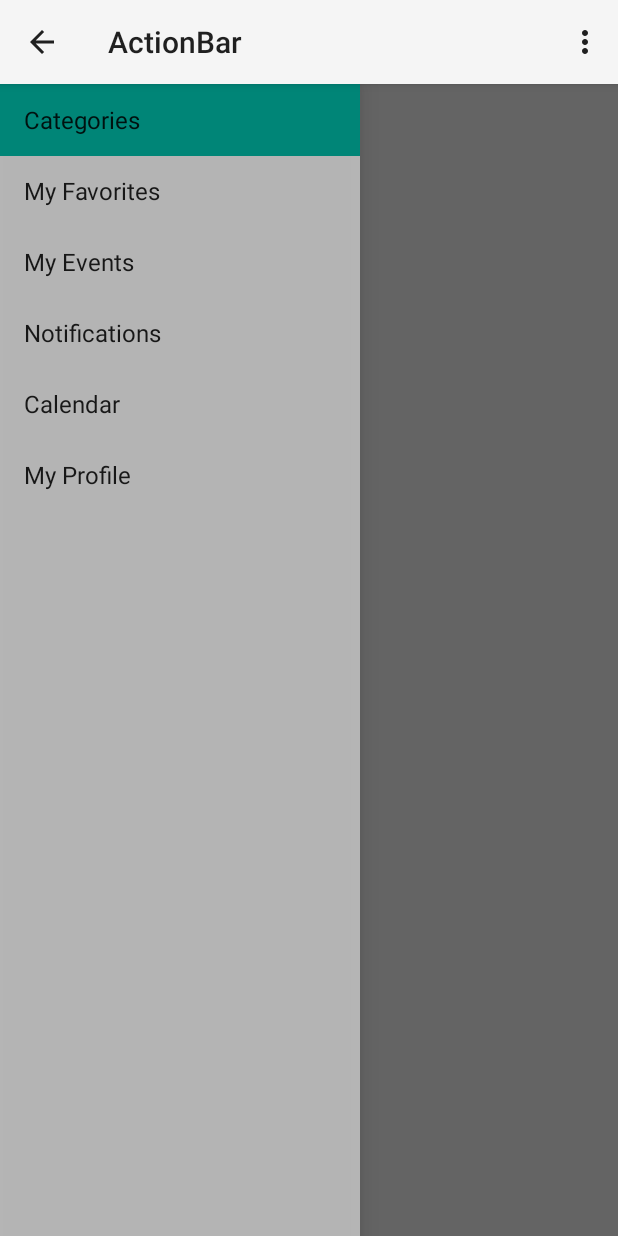
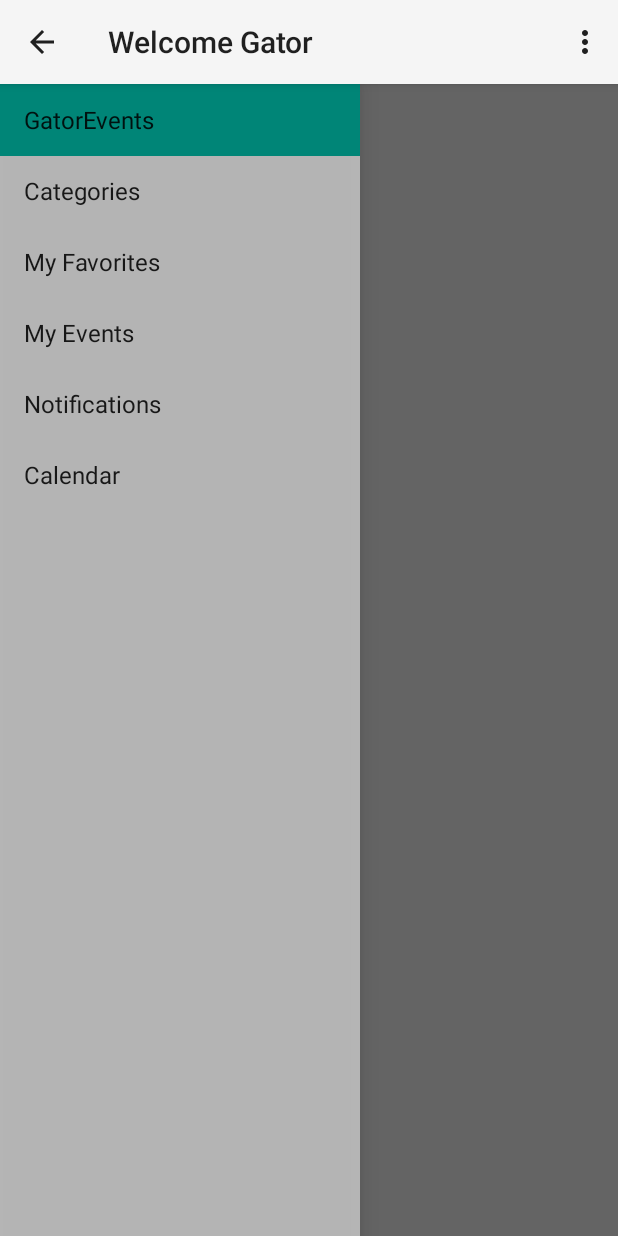
Before and after one commit to gaganthesky/IC3, an Android app: the screen it shows after launch (MainActivity), on a phone screen of 412 x 824 dp. Run offline under Robolectric (Android 15) with nearby library versions, the phone set to English and light mode, and no system bars; 2 statements that could not run were skipped.

Commit message:
Home page except for searching finished
Start doing  navigation now.

```diff
--- a/ActionBar/app/src/main/java/com/seven/actionbar/MainActivity.java
+++ b/ActionBar/app/src/main/java/com/seven/actionbar/MainActivity.java
@@ -55,6 +55,13 @@ public class MainActivity extends Activity
                 .commit();
     }
 
+    @Override
+    public void onStart(){
+        super.onStart();
+        ActionBar actionBar = this.getActionBar();
+        actionBar.setDisplayHomeAsUpEnabled(true);
+    }
+
     public void onSectionAttached(int number) {
         switch (number) {
             case 1:
@@ -99,21 +106,6 @@ public class MainActivity extends Activity
         return super.onCreateOptionsMenu(menu);
     }
 
-    @Override
-    public boolean onOptionsItemSelected(MenuItem item) {
-        // Handle action bar item clicks here. The action bar will
-        // automatically handle clicks on the Home/Up button, so long
-        // as you specify a parent activity in AndroidManifest.xml.
-        int id = item.getItemId();
-
-        //noinspection SimplifiableIfStatement
-        if (id == R.id.action_settings) {
-            return true;
-        }
-
-        return super.onOptionsItemSelected(item);
-    }
-
     /**
      * A placeholder fragment containing a simple view.
      */
@@ -140,8 +132,8 @@ public class MainActivity extends Activity
         }
 
         @Override
-        public View onCreateView(LayoutInflater inflater, ViewGroup container,
-                                 Bundle savedInstanceState) {
+            public View onCreateView(LayoutInflater inflater, ViewGroup container,
+                                     Bundle savedInstanceState) {
             View rootView = inflater.inflate(R.layout.fragment_main, container, false);
             return rootView;
         }
--- a/ActionBar/app/src/main/java/com/seven/actionbar/NavigationDrawerFragment.java
+++ b/ActionBar/app/src/main/java/com/seven/actionbar/NavigationDrawerFragment.java
@@ -250,10 +250,10 @@ public class NavigationDrawerFragment extends Fragment {
             return true;
         }
 
-        if (item.getItemId() == R.id.action_example) {
+        /*if (item.getItemId() == R.id.action_example) {
             Toast.makeText(getActivity(), "Example action.", Toast.LENGTH_SHORT).show();
             return true;
-        }
+        }*/
 
         return super.onOptionsItemSelected(item);
     }
@@ -266,7 +266,7 @@ public class NavigationDrawerFragment extends Fragment {
         ActionBar actionBar = getActionBar();
         actionBar.setDisplayShowTitleEnabled(true);
         actionBar.setNavigationMode(ActionBar.NAVIGATION_MODE_STANDARD);
-        actionBar.setTitle(R.string.app_name);
+        actionBar.setTitle(R.string.home_name);
     }
 
     private ActionBar getActionBar() {
--- a/ActionBar/app/src/main/res/layout/activity_main.xml
+++ b/ActionBar/app/src/main/res/layout/activity_main.xml
@@ -19,6 +19,7 @@
     <fragment android:id="@+id/navigation_drawer"
         android:layout_width="@dimen/navigation_drawer_width" android:layout_height="match_parent"
         android:layout_gravity="start" android:name="com.seven.actionbar.NavigationDrawerFragment"
-        tools:layout="@layout/fragment_navigation_drawer" />
+        tools:layout="@layout/fragment_navigation_drawer"
+        />
 
 </android.support.v4.widget.DrawerLayout>
--- a/ActionBar/app/src/main/res/menu/main.xml
+++ b/ActionBar/app/src/main/res/menu/main.xml
@@ -1,7 +1,4 @@
 <menu xmlns:android="http://schemas.android.com/apk/res/android"
     xmlns:tools="http://schemas.android.com/tools" tools:context=".MainActivity">
-    <item android:id="@+id/action_example" android:title="@string/action_example"
-        android:showAsAction="withText|ifRoom" />
-    <item android:id="@+id/action_settings" android:title="@string/action_settings"
-        android:orderInCategory="100" android:showAsAction="never" />
+
 </menu>
--- a/ActionBar/app/src/main/res/values/strings.xml
+++ b/ActionBar/app/src/main/res/values/strings.xml
@@ -1,17 +1,22 @@
 <resources>
-    <string name="app_name">ActionBar</string>
-
-    <string name="title_section1">Categories</string>
-    <string name="title_section2">My Favorites</string>
-    <string name="title_section3">My Events</string>
-    <string name="title_section4">Notifications</string>
-    <string name="title_section5">Calendar</string>
-    <string name="title_section6">My Profile</string>
+    <string name="app_name">GatorEvents</string>
+    <string name="home_name">Welcome Gator</string>
+    <string name="title_section1">
+        GatorEvents
+    </string>
+    <string name="title_section2">
+        Categories
+    </string>
+    <string name="title_section3">My Favorites</string>
+    <string name="title_section4">My Events</string>
+    <string name="title_section5">Notifications</string>
+    <string name="title_section6">Calendar</string>
+    <string name="title_section7">My Profile</string>
 
     <string name="navigation_drawer_open">Open navigation drawer</string>
     <string name="navigation_drawer_close">Close navigation drawer</string>
 
-    <string name="action_example">Example action</string>
+    <string name="action_example"></string>
 
-    <string name="action_settings">Settings</string>
+    <string name="action_settings">Search</string>
 </resources>
```
Also changed, not shown: ActionBar/app/src/main/res/layout/catogories_main.xml (added, +101 -0 lines).
